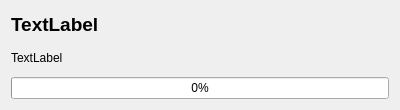
Above: AGV_Manager/ui/taskitem.ui from mbober1/AGV_Manager before the change. Below: the same form after it.
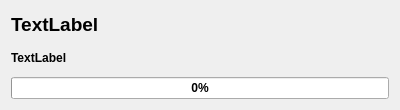
That is the form after the change.

Patch:
```diff
--- a/AGV_Manager/ui/taskitem.ui
+++ b/AGV_Manager/ui/taskitem.ui
@@ -10,6 +10,232 @@
     <height>110</height>
    </rect>
   </property>
+  <property name="palette">
+   <palette>
+    <active>
+     <colorrole role="Button">
+      <brush brushstyle="SolidPattern">
+       <color alpha="255">
+        <red>38</red>
+        <green>162</green>
+        <blue>105</blue>
+       </color>
+      </brush>
+     </colorrole>
+     <colorrole role="BrightText">
+      <brush brushstyle="SolidPattern">
+       <color alpha="255">
+        <red>229</red>
+        <green>165</green>
+        <blue>10</blue>
+       </color>
+      </brush>
+     </colorrole>
+     <colorrole role="Base">
+      <brush brushstyle="SolidPattern">
+       <color alpha="255">
+        <red>249</red>
+        <green>240</green>
+        <blue>107</blue>
+       </color>
+      </brush>
+     </colorrole>
+     <colorrole role="Highlight">
+      <brush brushstyle="SolidPattern">
+       <color alpha="255">
+        <red>87</red>
+        <green>227</green>
+        <blue>137</blue>
+       </color>
+      </brush>
+     </colorrole>
+     <colorrole role="HighlightedText">
+      <brush brushstyle="SolidPattern">
+       <color alpha="255">
+        <red>220</red>
+        <green>138</green>
+        <blue>221</blue>
+       </color>
+      </brush>
+     </colorrole>
+     <colorrole role="Link">
+      <brush brushstyle="SolidPattern">
+       <color alpha="255">
+        <red>99</red>
+        <green>69</green>
+        <blue>44</blue>
+       </color>
+      </brush>
+     </colorrole>
+     <colorrole role="AlternateBase">
+      <brush brushstyle="SolidPattern">
+       <color alpha="255">
+        <red>154</red>
+        <green>153</green>
+        <blue>150</blue>
+       </color>
+      </brush>
+     </colorrole>
+     <colorrole role="ToolTipBase">
+      <brush brushstyle="SolidPattern">
+       <color alpha="255">
+        <red>246</red>
+        <green>97</green>
+        <blue>81</blue>
+       </color>
+      </brush>
+     </colorrole>
+    </active>
+    <inactive>
+     <colorrole role="Button">
+      <brush brushstyle="SolidPattern">
+       <color alpha="255">
+        <red>255</red>
+        <green>255</green>
+        <blue>255</blue>
+       </color>
+      </brush>
+     </colorrole>
+     <colorrole role="BrightText">
+      <brush brushstyle="SolidPattern">
+       <color alpha="170">
+        <red>31</red>
+        <green>117</green>
+        <blue>204</blue>
+       </color>
+      </brush>
+     </colorrole>
+     <colorrole role="Base">
+      <brush brushstyle="SolidPattern">
+       <color alpha="255">
+        <red>255</red>
+        <green>255</green>
+        <blue>255</blue>
+       </color>
+      </brush>
+     </colorrole>
+     <colorrole role="Highlight">
+      <brush brushstyle="SolidPattern">
+       <color alpha="255">
+        <red>4</red>
+        <green>146</green>
+        <blue>201</blue>
+       </color>
+      </brush>
+     </colorrole>
+     <colorrole role="HighlightedText">
+      <brush brushstyle="SolidPattern">
+       <color alpha="255">
+        <red>255</red>
+        <green>255</green>
+        <blue>255</blue>
+       </color>
+      </brush>
+     </colorrole>
+     <colorrole role="Link">
+      <brush brushstyle="SolidPattern">
+       <color alpha="255">
+        <red>0</red>
+        <green>122</green>
+        <blue>244</blue>
+       </color>
+      </brush>
+     </colorrole>
+     <colorrole role="AlternateBase">
+      <brush brushstyle="SolidPattern">
+       <color alpha="255">
+        <red>255</red>
+        <green>255</green>
+        <blue>255</blue>
+       </color>
+      </brush>
+     </colorrole>
+     <colorrole role="ToolTipBase">
+      <brush brushstyle="SolidPattern">
+       <color alpha="255">
+        <red>255</red>
+        <green>255</green>
+        <blue>255</blue>
+       </color>
+      </brush>
+     </colorrole>
+    </inactive>
+    <disabled>
+     <colorrole role="Button">
+      <brush brushstyle="SolidPattern">
+       <color alpha="255">
+        <red>38</red>
+        <green>162</green>
+        <blue>105</blue>
+       </color>
+      </brush>
+     </colorrole>
+     <colorrole role="BrightText">
+      <brush brushstyle="SolidPattern">
+       <color alpha="255">
+        <red>229</red>
+        <green>165</green>
+        <blue>10</blue>
+       </color>
+      </brush>
+     </colorrole>
+     <colorrole role="Base">
+      <brush brushstyle="SolidPattern">
+       <color alpha="255">
+        <red>142</red>
+        <green>142</green>
+        <blue>142</blue>
+       </color>
+      </brush>
+     </colorrole>
+     <colorrole role="Highlight">
+      <brush brushstyle="SolidPattern">
+       <color alpha="255">
+        <red>4</red>
+        <green>146</green>
+        <blue>201</blue>
+       </color>
+      </brush>
+     </colorrole>
+     <colorrole role="HighlightedText">
+      <brush brushstyle="SolidPattern">
+       <color alpha="255">
+        <red>255</red>
+        <green>255</green>
+        <blue>255</blue>
+       </color>
+      </brush>
+     </colorrole>
+     <colorrole role="Link">
+      <brush brushstyle="SolidPattern">
+       <color alpha="255">
+        <red>0</red>
+        <green>122</green>
+        <blue>244</blue>
+       </color>
+      </brush>
+     </colorrole>
+     <colorrole role="AlternateBase">
+      <brush brushstyle="SolidPattern">
+       <color alpha="255">
+        <red>255</red>
+        <green>255</green>
+        <blue>255</blue>
+       </color>
+      </brush>
+     </colorrole>
+     <colorrole role="ToolTipBase">
+      <brush brushstyle="SolidPattern">
+       <color alpha="255">
+        <red>255</red>
+        <green>255</green>
+        <blue>255</blue>
+       </color>
+      </brush>
+     </colorrole>
+    </disabled>
+   </palette>
+  </property>
   <property name="windowTitle">
    <string>Form</string>
   </property>
@@ -31,6 +257,11 @@
      </item>
      <item>
       <widget class="QLabel" name="robot_label">
+       <property name="font">
+        <font>
+         <bold>true</bold>
+        </font>
+       </property>
        <property name="text">
         <string>TextLabel</string>
        </property>
@@ -38,6 +269,11 @@
      </item>
      <item>
       <widget class="QProgressBar" name="progressBar">
+       <property name="font">
+        <font>
+         <bold>true</bold>
+        </font>
+       </property>
        <property name="value">
         <number>0</number>
        </property>
```
